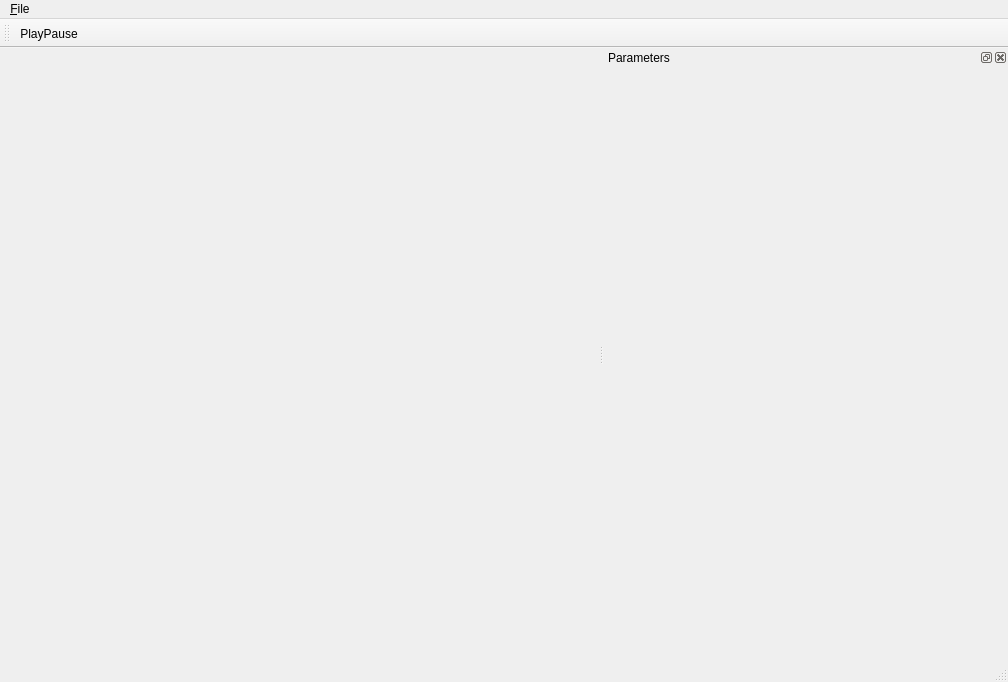
This is QtD3D09Sample/qtdxsample.ui in yushroom/qtdxsample as Qt 5 draws it before an edit. The edited form follows.
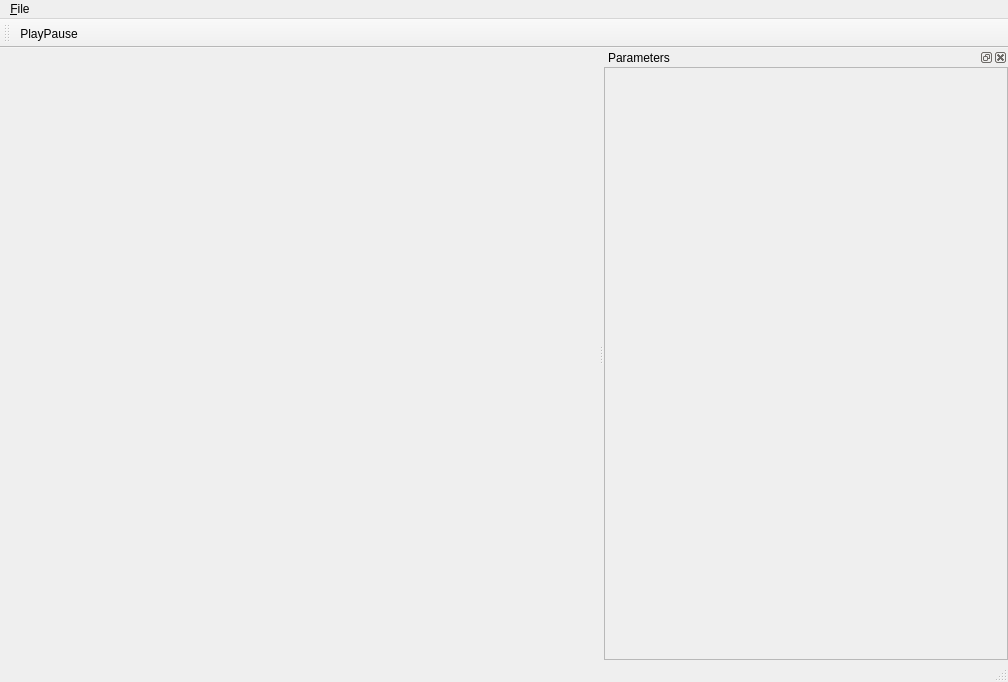
This is the edited form. Icons and pictures are not drawn.

```diff
--- a/QtD3D09Sample/qtdxsample.ui
+++ b/QtD3D09Sample/qtdxsample.ui
@@ -45,7 +45,7 @@
    <property name="minimumSize">
     <size>
      <width>404</width>
-     <height>93</height>
+     <height>111</height>
     </size>
    </property>
    <property name="allowedAreas">
@@ -57,7 +57,34 @@
    <attribute name="dockWidgetArea">
     <number>2</number>
    </attribute>
-   <widget class="QWidget" name="paramWidgetContents"/>
+   <widget class="QWidget" name="paramWidgetContents">
+    <layout class="QHBoxLayout" name="parameterWidgetLayout">
+     <property name="spacing">
+      <number>0</number>
+     </property>
+     <property name="margin">
+      <number>0</number>
+     </property>
+     <item>
+      <widget class="QScrollArea" name="scrollArea">
+       <property name="widgetResizable">
+        <bool>true</bool>
+       </property>
+       <widget class="QWidget" name="scrollAreaWidgetContents">
+        <property name="geometry">
+         <rect>
+          <x>0</x>
+          <y>0</y>
+          <width>402</width>
+          <height>577</height>
+         </rect>
+        </property>
+        <layout class="QVBoxLayout" name="parameterScrollLayout"/>
+       </widget>
+      </widget>
+     </item>
+    </layout>
+   </widget>
   </widget>
   <action name="actionPlayPause">
    <property name="checkable">
```
